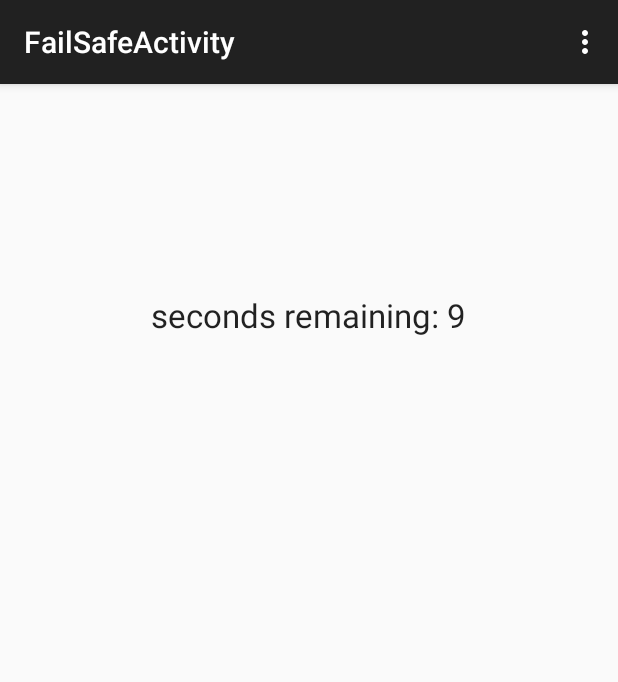
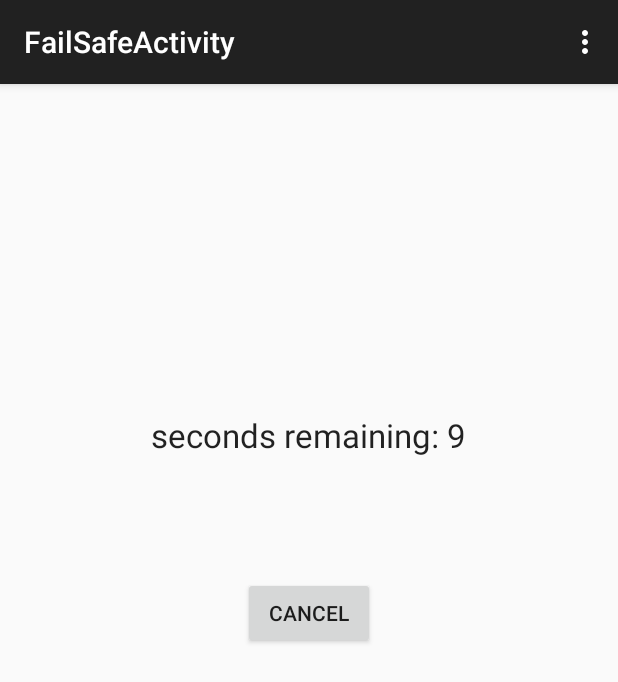
Before and after one commit to shuxu94/Heartbiit, an Android app: the FailSafeActivity screen opened directly, with no data from a screen before it, on a phone screen of 412 x 824 dp. Shown: the top 682 px of the screen. Run offline under Robolectric (Android 15) with nearby library versions, the phone set to English and light mode, and no system bars.

Commit message:
working with button

```diff
--- a/app/build.gradle
+++ b/app/build.gradle
@@ -3,10 +3,9 @@ apply plugin: 'com.android.application'
 android {
     compileSdkVersion 21
     buildToolsVersion "21.1.2"
-
     defaultConfig {
         applicationId "com.heartbiit.group2.heartbiit"
-        minSdkVersion 15
+        minSdkVersion 16
         targetSdkVersion 21
         versionCode 1
         versionName "1.0"
@@ -17,6 +16,8 @@ android {
             proguardFiles getDefaultProguardFile('proguard-android.txt'), 'proguard-rules.pro'
         }
     }
+    productFlavors {
+    }
 }
 
 dependencies {
--- a/app/src/main/AndroidManifest.xml
+++ b/app/src/main/AndroidManifest.xml
@@ -1,6 +1,7 @@
 <?xml version="1.0" encoding="utf-8"?>
 <manifest xmlns:android="http://schemas.android.com/apk/res/android"
     package="com.heartbiit.group2.heartbiit" >
+    <uses-sdk android:minSdkVersion="16"/>
 
     <uses-permission android:name="android.permission.CALL_PHONE" />
 
--- a/app/src/main/res/layout/activity_fail_safe.xml
+++ b/app/src/main/res/layout/activity_fail_safe.xml
@@ -10,9 +10,19 @@
         android:layout_width="wrap_content"
         android:layout_height="wrap_content"
         android:textAppearance="?android:attr/textAppearanceLarge"
-        android:text="Large Text"
+        android:text="Contacting Emergency Services!!"
         android:id="@+id/textView2"
+        android:layout_marginTop="203dp"
         android:layout_alignParentTop="true"
+        android:layout_centerHorizontal="true" />
+
+    <Button
+        android:layout_width="wrap_content"
+        android:layout_height="wrap_content"
+        android:text="Cancel"
+        android:id="@+id/button4"
+        android:layout_below="@+id/textView2"
         android:layout_centerHorizontal="true"
-        android:layout_marginTop="123dp" />
+        android:layout_marginTop="80dp" />
+
 </RelativeLayout>
--- a/app/src/main/res/layout/activity_main.xml
+++ b/app/src/main/res/layout/activity_main.xml
@@ -88,7 +88,6 @@
         android:layout_width="wrap_content"
         android:layout_height="wrap_content"
         android:id="@+id/imageView"
-        android:src="@drawable/hblpng"
         android:layout_alignParentTop="true"
         android:layout_centerHorizontal="true"
         android:layout_above="@+id/textView" />
--- a/app/src/main/res/values/strings.xml
+++ b/app/src/main/res/values/strings.xml
@@ -7,4 +7,7 @@
     <string name="radio_male">Male</string>
     <string name="radio_female">Female</string>
     <string name="title_activity_fail_safe">FailSafeActivity</string>
+
+<!-- TODO: Remove or change this placeholder text -->
+    <string name="hello_blank_fragment">Hello blank fragment</string>
 </resources>
```
Also changed, not shown: app/src/main/java/com/heartbiit/group2/heartbiit/AnomHeart.java (+79 -3 lines), app/src/main/java/com/heartbiit/group2/heartbiit/MainActivity.java (+49 -2 lines), app/src/main/res/layout/fragment_cancel_diaglog.xml (added, +10 -0 lines).
